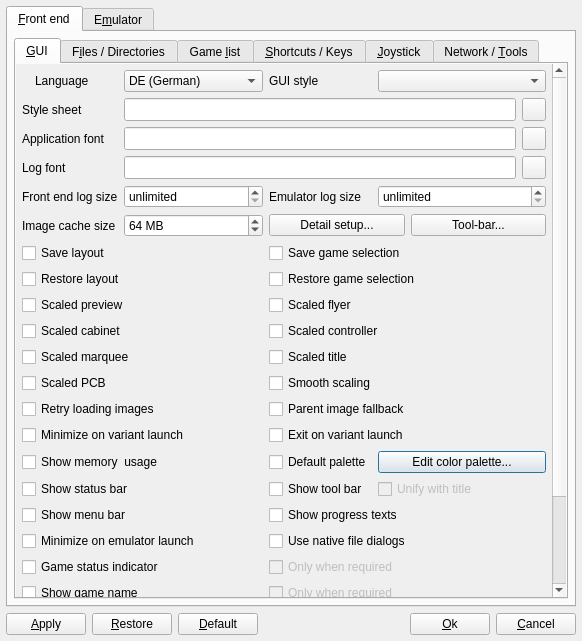
Qt form options.ui (qmc2/qmc2-mame-fe) before a commit.
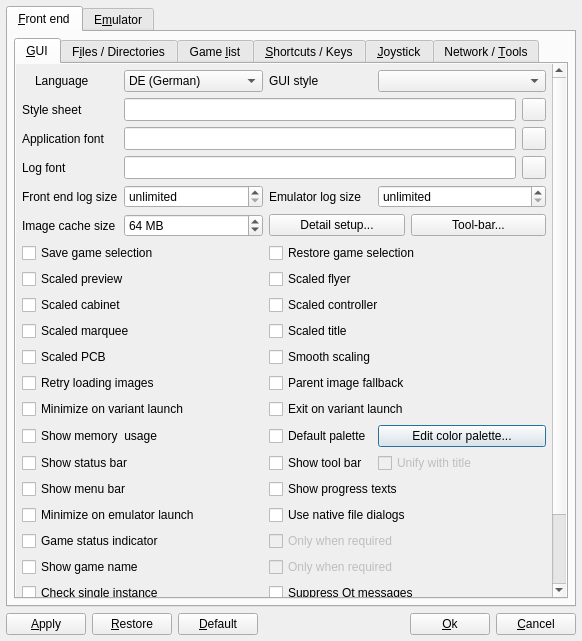
The same form after that commit. The open tabs and pages were chosen to show the change. Icons and pictures are not drawn.

What changed in the file:
```diff
--- a/options.ui
+++ b/options.ui
@@ -58,7 +58,7 @@
                 <x>0</x>
                 <y>0</y>
                 <width>536</width>
-                <height>623</height>
+                <height>598</height>
                </rect>
               </property>
               <layout class="QGridLayout" name="gridLayout_1">
@@ -210,16 +210,6 @@
                    </item>
                   </layout>
                  </item>
-                 <item row="6" column="0" colspan="3">
-                  <widget class="QCheckBox" name="checkBoxSaveLayout">
-                   <property name="toolTip">
-                    <string>Save window layout at exit</string>
-                   </property>
-                   <property name="text">
-                    <string>Save layout</string>
-                   </property>
-                  </widget>
-                 </item>
                  <item row="2" column="0">
                   <widget class="QLabel" name="labelFont">
                    <property name="text">
@@ -227,26 +217,6 @@
                    </property>
                   </widget>
                  </item>
-                 <item row="6" column="3" colspan="4">
-                  <widget class="QCheckBox" name="checkBoxSaveGameSelection">
-                   <property name="toolTip">
-                    <string>Save game selection on exit and before reloading the game list</string>
-                   </property>
-                   <property name="text">
-                    <string>Save game selection</string>
-                   </property>
-                  </widget>
-                 </item>
-                 <item row="7" column="0" colspan="3">
-                  <widget class="QCheckBox" name="checkBoxRestoreLayout">
-                   <property name="toolTip">
-                    <string>Restore saved window layout at start</string>
-                   </property>
-                   <property name="text">
-                    <string>Restore layout</string>
-                   </property>
-                  </widget>
-                 </item>
                  <item row="18" column="3" colspan="4">
                   <widget class="QCheckBox" name="checkBoxGameStatusIndicatorOnlyWhenRequired">
                    <property name="enabled">
@@ -862,6 +832,16 @@
                    </property>
                   </widget>
                  </item>
+                 <item row="7" column="0" colspan="3">
+                  <widget class="QCheckBox" name="checkBoxSaveGameSelection">
+                   <property name="toolTip">
+                    <string>Save game selection on exit and before reloading the game list</string>
+                   </property>
+                   <property name="text">
+                    <string>Save game selection</string>
+                   </property>
+                  </widget>
+                 </item>
                 </layout>
                </item>
               </layout>
```
Left out of the diff: 24 changed lines with no effect on the pictures.
